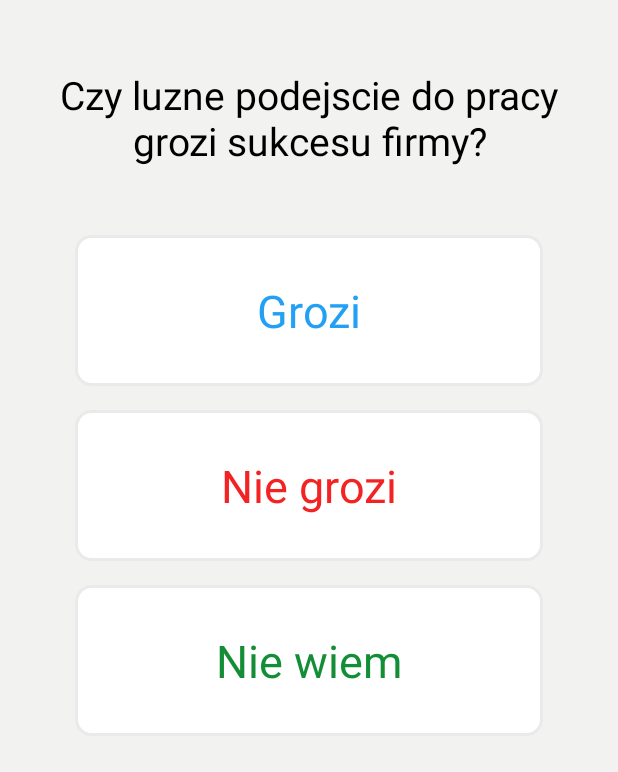
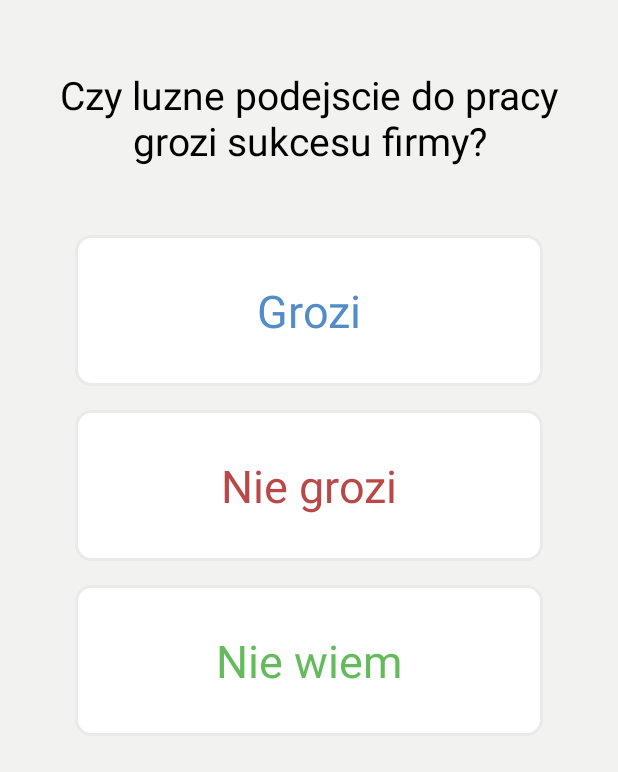
Before and after one commit to elpassion/eldebata-android, an Android app: the layout voting_activity.xml on its own in the app's theme, with its tools: preview values and no code run, on a phone screen of 412 x 824 dp. Shown: the top 772 px of the screen. Run offline under Robolectric (Android 15) with nearby library versions, the phone set to English and light mode, and no system bars.

Commit message:
buttons colors.

```diff
--- a/app/src/main/res/values/colors.xml
+++ b/app/src/main/res/values/colors.xml
@@ -5,9 +5,9 @@
     <color name="colorAccent">#3F51B5</color>
     <color name="colorTextWhite">#FFFFFF</color>
     <color name="border_color">#eaeaea</color>
-    <color name="negative_color">#f42323</color>
-    <color name="positive_color">#23a0f4</color>
-    <color name="neutral_color">#138e36</color>
+    <color name="negative_color">#b94849</color>
+    <color name="positive_color">#548cca</color>
+    <color name="neutral_color">#64bb5c</color>
     <color name="black_color">#000000</color>
 
 
```
